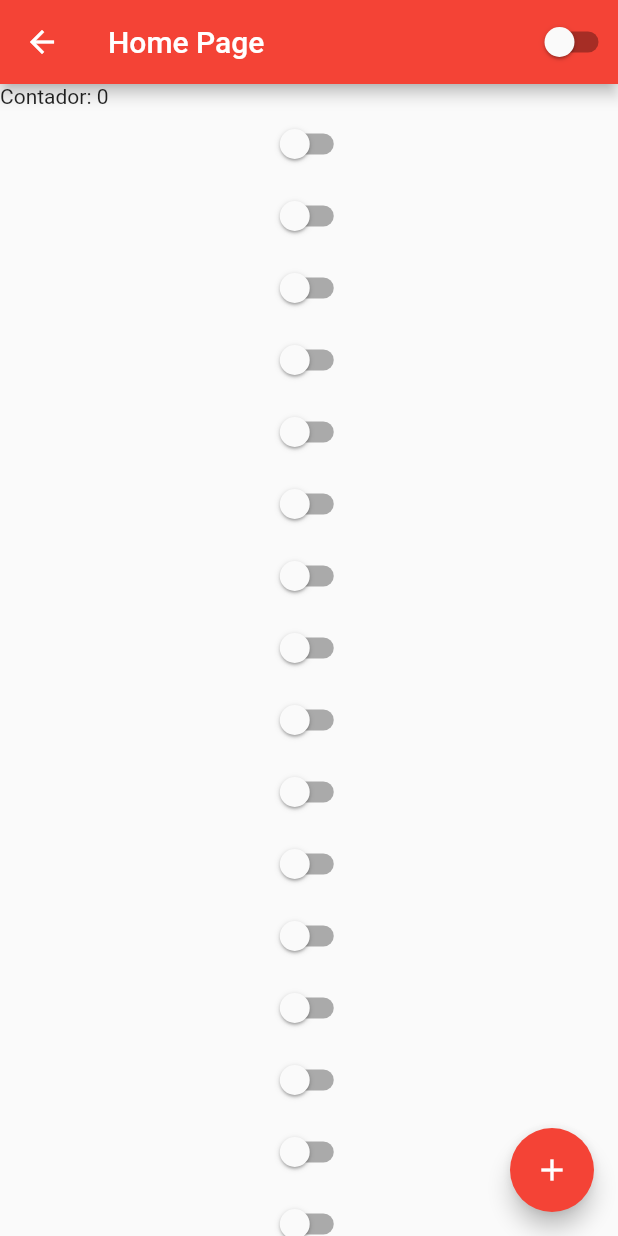
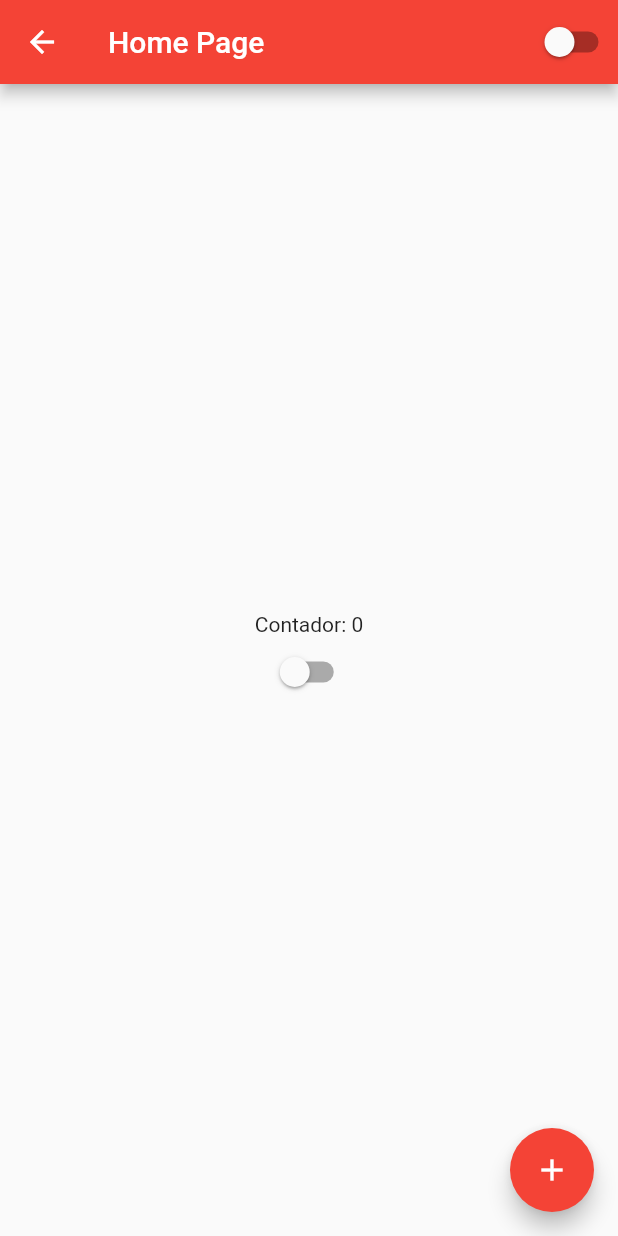
Before and after one commit to RuanK07/Flutter-Mobile, a Flutter app: the HomePage screen opened directly, on a phone screen of 412 x 824 dp. Run offline on Flutter 3.47's test engine with Material 2 defaults, Android fonts, the phone set to English and light mode, and no system bars.

Commit message:
Change the Listview to column

```diff
--- a/lib/home_page.dart
+++ b/lib/home_page.dart
@@ -22,27 +22,10 @@ class HomePageState extends State<HomePage> {
       body: Container(
         width: double.infinity,
         height: double.infinity,
-        child: ListView(
-          //mainAxisAlignment: MainAxisAlignment.center,
+        child: Column(
+          mainAxisAlignment: MainAxisAlignment.center,
           children: [
             Text('Contador: $counter'),
-            CustomSwitch(),
-            CustomSwitch(),
-            CustomSwitch(),
-            CustomSwitch(),
-            CustomSwitch(),
-            CustomSwitch(),
-            CustomSwitch(),
-            CustomSwitch(),
-            CustomSwitch(),
-            CustomSwitch(),
-            CustomSwitch(),
-            CustomSwitch(),
-            CustomSwitch(),
-            CustomSwitch(),
-            CustomSwitch(),
-            CustomSwitch(),
-            CustomSwitch(),
             CustomSwitch(),
           ],
         ),
```
